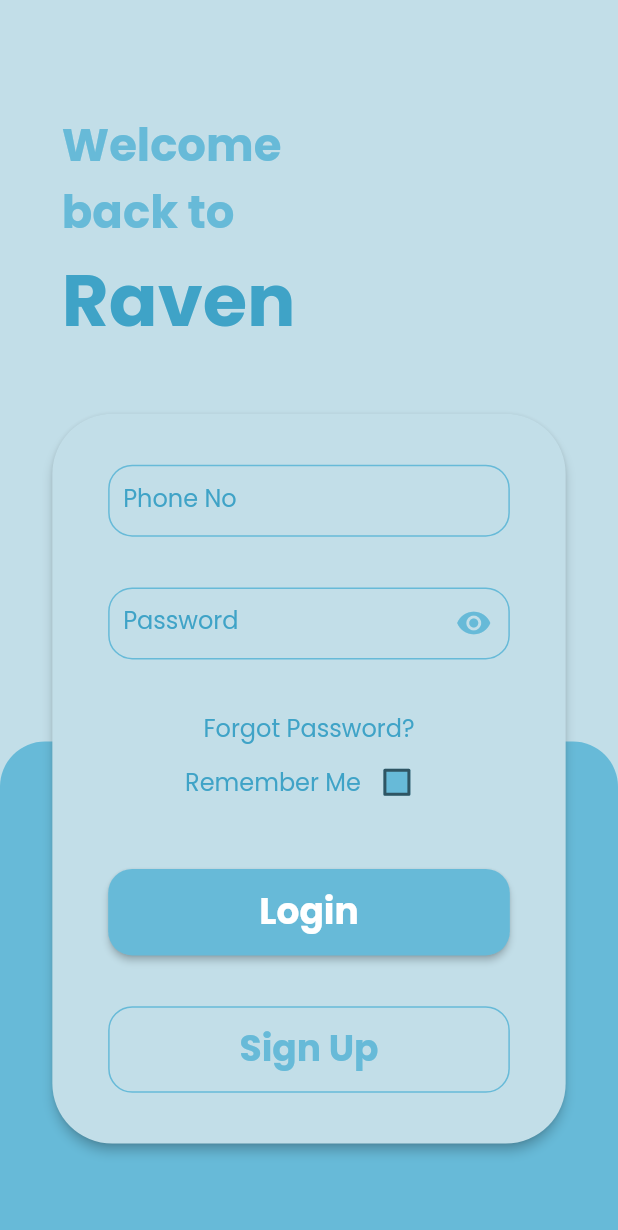
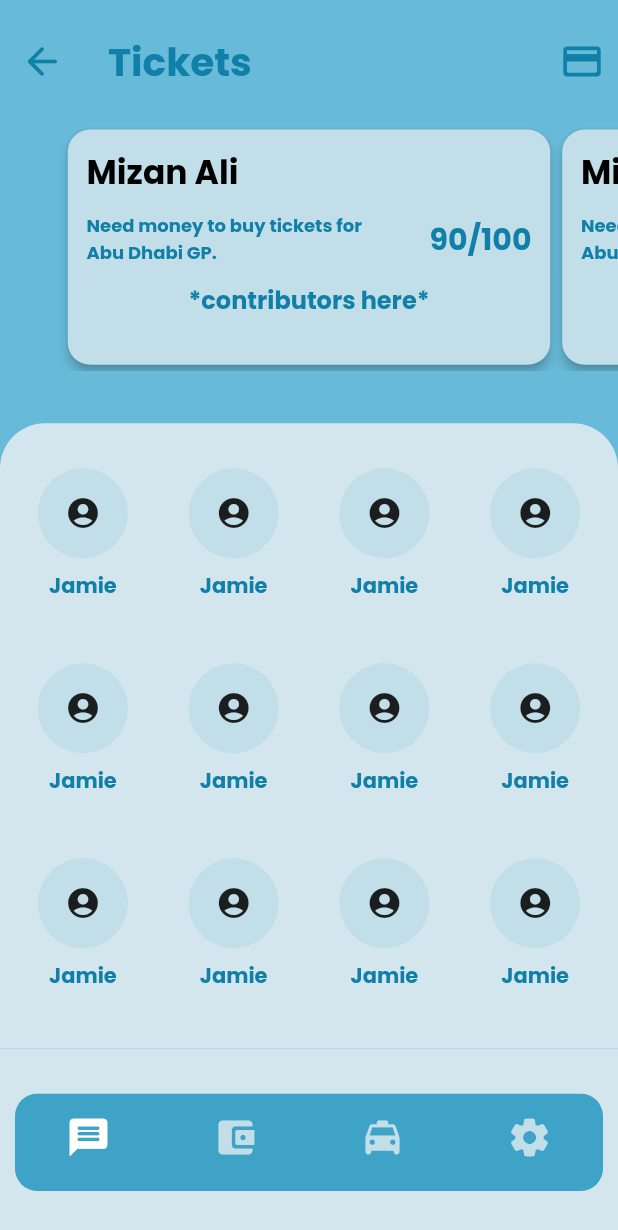
Before and after one commit to elecTRON-Fellowship/raven-frontend, a Flutter app: the screen it shows after launch, on a phone screen of 412 x 824 dp. Shown: the top 1230 px of the screen. Run offline on Flutter 3.47's test engine with Material 2 defaults, Android fonts, the phone set to English and light mode, and no system bars; drawn by our look-alikes of carousel_slider; our stand-ins replace google_fonts, shared_preferences.

Commit message:
Create basic tickets screen layout

```diff
--- a/lib/main.dart
+++ b/lib/main.dart
@@ -5,6 +5,7 @@ import 'package:raven/screens/chat.dart';
 import 'package:raven/screens/conversations.dart';
 import 'package:raven/screens/sign_up.dart';
 import 'package:raven/screens/splash_screen.dart';
+import 'package:raven/screens/tickets.dart';
 import 'package:raven/screens/user_info.dart';
 import 'package:raven/screens/login.dart';
 
@@ -27,15 +28,16 @@ class MyApp extends StatelessWidget {
             primaryColorDark: Color.fromRGBO(63, 163, 199, 1),
             fontFamily: "Poppins",
           ),
-          home: user.getUser['authToken'] != null
-              ? ConversationsScreen()
-              : FutureBuilder(
-                  future: user.tryAutoLogin(),
-                  builder: (context, snapshot) =>
-                      snapshot.connectionState == ConnectionState.waiting
-                          ? SplashScreen()
-                          : LoginScreen(),
-                ),
+          // home: user.getUser['authToken'] != null
+          //     ? ConversationsScreen()
+          //     : FutureBuilder(
+          //         future: user.tryAutoLogin(),
+          //         builder: (context, snapshot) =>
+          //             snapshot.connectionState == ConnectionState.waiting
+          //                 ? SplashScreen()
+          //                 : LoginScreen(),
+          //       ),
+          home: TicketsScreen(),
           routes: {
             '/login': (ctx) => LoginScreen(),
             '/signup': (ctx) => SignUpScreen(),
--- /dev/null
+++ b/lib/screens/tickets.dart
@@ -0,0 +1,160 @@
+import 'package:flutter/material.dart';
+import 'package:google_fonts/google_fonts.dart';
+import 'package:raven/widgets/tickets_screen/friend_ticket_icon.dart';
+import 'package:raven/widgets/tickets_screen/my_ticket_card.dart';
+import 'package:carousel_slider/carousel_slider.dart';
+
+class TicketsScreen extends StatelessWidget {
+  const TicketsScreen({Key? key}) : super(key: key);
+
+  @override
+  Widget build(BuildContext context) {
+    return Scaffold(
+      backgroundColor: Theme.of(context).primaryColor,
+      appBar: PreferredSize(
+        preferredSize:
+            Size.fromHeight(MediaQuery.of(context).size.height * 0.1),
+        child: Column(
+          mainAxisAlignment: MainAxisAlignment.center,
+          children: [
+            AppBar(
+              elevation: 0.0,
+              backgroundColor: Colors.transparent,
+              leading: IconButton(
+                onPressed: () {
+                  Navigator.of(context).pop();
+                },
+                icon: Icon(Icons.arrow_back_rounded),
+                iconSize: 30,
+                color: Color.fromRGBO(17, 128, 168, 1.0),
+              ),
+              title: Text(
+                'Tickets',
+                style: GoogleFonts.poppins(
+                  textStyle: TextStyle(
+                    fontWeight: FontWeight.bold,
+                    fontSize: 26,
+                    color: Color.fromRGBO(17, 128, 168, 1.0),
+                  ),
+                ),
+              ),
+              actions: [
+                IconButton(
+                  onPressed: () {},
+                  icon: Icon(Icons.credit_card_rounded),
+                  iconSize: 30,
+                  color: Color.fromRGBO(17, 128, 168, 1.0),
+                )
+              ],
+            ),
+          ],
+        ),
+      ),
+      body: Column(
+        children: [
+          CarouselSlider.builder(
+            options: CarouselOptions(
+              height: MediaQuery.of(context).size.height * 0.2,
+              initialPage: 0,
+              enableInfiniteScroll: false,
+              reverse: false,
+              autoPlay: false,
+              enlargeCenterPage: false,
+              scrollDirection: Axis.horizontal,
+            ),
+            itemCount: 5,
+            itemBuilder: (BuildContext context, int itemIndex, _) =>
+                MyTicketCard(),
+          ),
+          SizedBox(
+            height: 20.0,
+          ),
+          Expanded(
+            child: Container(
+              margin: EdgeInsets.only(top: 15),
+              decoration: BoxDecoration(
+                color: Color.fromRGBO(212, 230, 237, 1.0),
+                borderRadius: BorderRadius.only(
+                  topLeft: Radius.circular(30),
+                  topRight: Radius.circular(30),
+                ),
+              ),
+              child: ClipRRect(
+                borderRadius: BorderRadius.only(
+                  topLeft: Radius.circular(30),
+                  topRight: Radius.circular(30),
+                ),
+                child: GridView.builder(
+                  itemCount: 12,
+                  padding: EdgeInsets.symmetric(vertical: 30, horizontal: 15),
+                  gridDelegate: SliverGridDelegateWithFixedCrossAxisCount(
+                    crossAxisCount: 4,
+                    mainAxisSpacing: 20,
+                    crossAxisSpacing: 20,
+                    childAspectRatio: 1,
+                    mainAxisExtent: 110,
+                  ),
+                  itemBuilder: (context, index) {
+                    return FriendTicketIcon();
+                  },
+                ),
+              ),
+            ),
+          ),
+          Container(
+            padding: EdgeInsets.symmetric(horizontal: 10, vertical: 30),
+            color: Color.fromRGBO(212, 230, 237, 1.0),
+            child: ClipRRect(
+              borderRadius: BorderRadius.circular(15),
+              child: BottomNavigationBar(
+                showSelectedLabels: false,
+                showUnselectedLabels: false,
+                backgroundColor: Theme.of(context).primaryColorDark,
+                type: BottomNavigationBarType.fixed,
+                items: [
+                  BottomNavigationBarItem(
+                    activeIcon: Icon(
+                      Icons.message_rounded,
+                      size: 30,
+                      color: Colors.white,
+                    ),
+                    icon: Icon(
+                      Icons.message_rounded,
+                      size: 30,
+                      color: Color.fromRGBO(194, 222, 232, 1.0),
+                    ),
+                    label: 'Conversations',
+                  ),
+                  BottomNavigationBarItem(
+                    icon: Icon(
+                      Icons.account_balance_wallet_rounded,
+                      size: 30,
+                      color: Color.fromRGBO(194, 222, 232, 1.0),
+                    ),
+                    label: 'Tickets',
+                  ),
+                  BottomNavigationBarItem(
+                    icon: Icon(
+                      Icons.local_taxi_rounded,
+                      size: 30,
+                      color: Color.fromRGBO(194, 222, 232, 1.0),
+                    ),
+                    label: 'Uber',
+                  ),
+                  BottomNavigationBarItem(
+                    icon: Icon(
+                      Icons.settings_rounded,
+                      size: 30,
+                      color: Color.fromRGBO(194, 222, 232, 1.0),
+                    ),
+                    label: 'Settings',
+                  ),
+                ],
+              ),
+            ),
+          ),
+        ],
+      ),
+    );
+  }
+}
--- /dev/null
+++ b/lib/widgets/tickets_screen/friend_ticket_icon.dart
@@ -0,0 +1,31 @@
+import 'package:flutter/material.dart';
+import 'package:google_fonts/google_fonts.dart';
+
+class FriendTicketIcon extends StatelessWidget {
+  const FriendTicketIcon({Key? key}) : super(key: key);
+
+  @override
+  Widget build(BuildContext context) {
+    return Column(
+      children: [
+        CircleAvatar(
+          child: Icon(Icons.account_circle),
+          maxRadius: 30,
+        ),
+        SizedBox(
+          height: 8.0,
+        ),
+        Text(
+          'Jamie',
+          style: GoogleFonts.poppins(
+            textStyle: TextStyle(
+              fontWeight: FontWeight.bold,
+              fontSize: 14,
+              color: Color.fromRGBO(17, 128, 168, 1.0),
+            ),
+          ),
+        ),
+      ],
+    );
+  }
+}
--- /dev/null
+++ b/lib/widgets/tickets_screen/my_ticket_card.dart
@@ -0,0 +1,80 @@
+import 'package:flutter/material.dart';
+import 'package:google_fonts/google_fonts.dart';
+
+class MyTicketCard extends StatelessWidget {
+  const MyTicketCard({Key? key}) : super(key: key);
+
+  @override
+  Widget build(BuildContext context) {
+    return Card(
+      shape: RoundedRectangleBorder(borderRadius: BorderRadius.circular(15)),
+      elevation: 3.0,
+      color: Theme.of(context).primaryColorLight,
+      child: Padding(
+        padding: EdgeInsets.all(12.5),
+        child: Column(
+          crossAxisAlignment: CrossAxisAlignment.start,
+          children: [
+            Text(
+              'Mizan Ali',
+              style: GoogleFonts.poppins(
+                textStyle: TextStyle(
+                    fontWeight: FontWeight.bold,
+                    fontSize: 22,
+                    color: Colors.black),
+              ),
+            ),
+            SizedBox(
+              height: 10,
+            ),
+            Row(
+              mainAxisAlignment: MainAxisAlignment.spaceBetween,
+              children: [
+                Container(
+                  width: MediaQuery.of(context).size.width * 0.5,
+                  child: Text(
+                    'Need money to buy tickets for Abu Dhabi GP.',
+                    style: GoogleFonts.poppins(
+                      textStyle: TextStyle(
+                        fontWeight: FontWeight.bold,
+                        fontSize: 12,
+                        color: Color.fromRGBO(17, 128, 168, 1.0),
+                      ),
+                    ),
+                  ),
+                ),
+                Text(
+                  '90/100',
+                  style: GoogleFonts.poppins(
+                    textStyle: TextStyle(
+                      fontWeight: FontWeight.bold,
+                      fontSize: 20,
+                      color: Color.fromRGBO(17, 128, 168, 1.0),
+                    ),
+                  ),
+                ),
+              ],
+            ),
+            SizedBox(
+              height: 10,
+            ),
+            Container(
+              width: double.infinity,
+              child: Text(
+                '*contributors here*',
+                textAlign: TextAlign.center,
+                style: GoogleFonts.poppins(
+                  textStyle: TextStyle(
+                    fontWeight: FontWeight.bold,
+                    fontSize: 16,
+                    color: Color.fromRGBO(17, 128, 168, 1.0),
+                  ),
+                ),
+              ),
+            ),
+          ],
+        ),
+      ),
+    );
+  }
+}
--- a/pubspec.yaml
+++ b/pubspec.yaml
@@ -32,6 +32,7 @@ dependencies:
   provider: ^5.0.0
   http: ^0.13.3
   shared_preferences: ^2.0.6
+  carousel_slider: ^3.0.0
 
 dev_dependencies:
   flutter_test:
```
Also changed, not shown: pubspec.lock.
